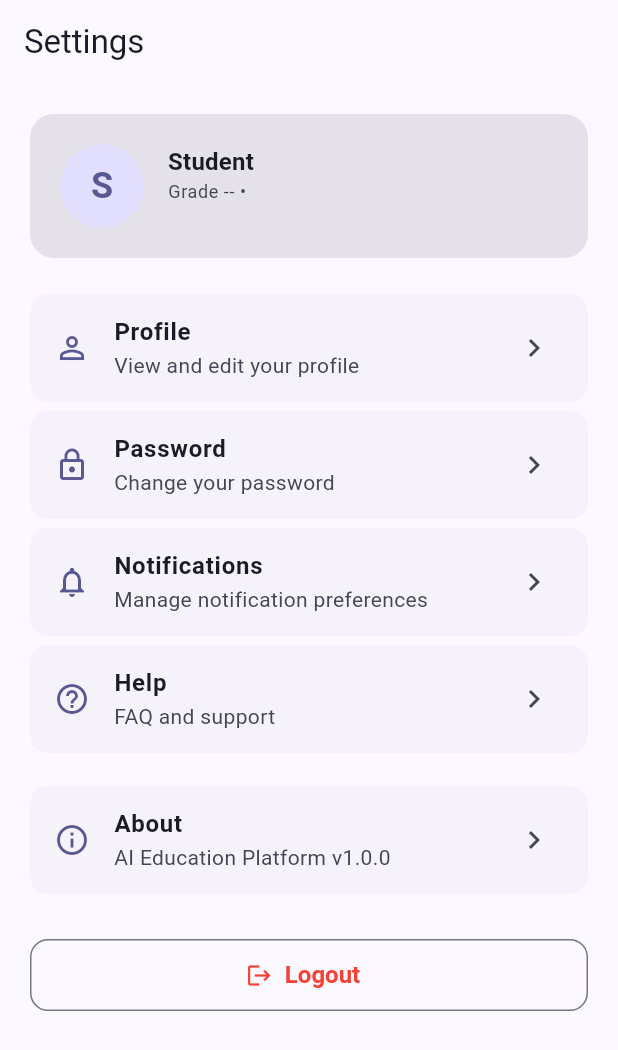
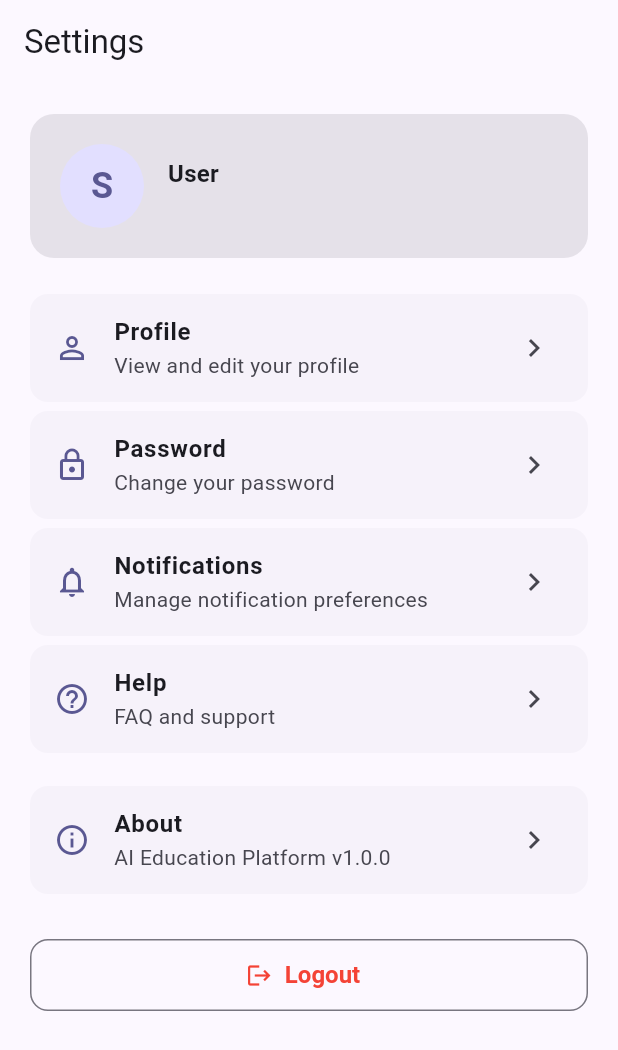
Before and after one commit to needforgedev/ai_education, a Flutter app: the SettingsScreen screen opened by its route, on a phone screen of 412 x 824 dp. Shown: the top 1050 px of the screen. Run offline on Flutter 3.47's test engine with Material 3 defaults, Android fonts, the phone set to English and light mode, and no system bars; our stand-ins replace flutter_riverpod, go_router, supabase_flutter; accounts and stored records are empty.

Commit message:
fixed : login bug

```diff
--- a/lib/screens/settings_screen.dart
+++ b/lib/screens/settings_screen.dart
@@ -1,14 +1,17 @@
 import 'package:flutter/material.dart';
-import '../mock/app_state.dart';
-import 'welcome_screen.dart';
+import 'package:flutter_riverpod/flutter_riverpod.dart';
+import 'package:go_router/go_router.dart';
+import '../features/auth/providers/auth_provider.dart';
+import '../app/router.dart';
 
-class SettingsScreen extends StatelessWidget {
+class SettingsScreen extends ConsumerWidget {
   const SettingsScreen({super.key});
 
   @override
-  Widget build(BuildContext context) {
+  Widget build(BuildContext context, WidgetRef ref) {
     final theme = Theme.of(context);
-    final state = AppState();
+    final authState = ref.watch(authProvider);
+    final profile = authState.studentProfile;
 
     return Scaffold(
       appBar: AppBar(title: const Text('Settings')),
@@ -28,7 +31,8 @@ class SettingsScreen extends StatelessWidget {
                   radius: 28,
                   backgroundColor: theme.colorScheme.primaryContainer,
                   child: Text(
-                    (state.studentName ?? 'S')[0].toUpperCase(),
+                    (profile?.fullName ?? authState.user?.email ?? 'S')[0]
+                        .toUpperCase(),
                     style: TextStyle(
                       fontSize: 24,
                       fontWeight: FontWeight.bold,
@@ -42,19 +46,20 @@ class SettingsScreen extends StatelessWidget {
                     crossAxisAlignment: CrossAxisAlignment.start,
                     children: [
                       Text(
-                        state.studentName ?? 'Student',
+                        profile?.fullName ?? authState.user?.email ?? 'User',
                         style: theme.textTheme.titleMedium?.copyWith(
                           fontWeight: FontWeight.bold,
                         ),
                       ),
+                      if (profile != null)
+                        Text(
+                          'Grade ${profile.grade}',
+                          style: theme.textTheme.bodySmall?.copyWith(
+                            color: theme.colorScheme.onSurfaceVariant,
+                          ),
+                        ),
                       Text(
-                        'Grade ${state.grade ?? "--"} • ${state.cohort?.name ?? ""}',
-                        style: theme.textTheme.bodySmall?.copyWith(
-                          color: theme.colorScheme.onSurfaceVariant,
-                        ),
-                      ),
-                      Text(
-                        state.school ?? '',
+                        authState.user?.email ?? '',
                         style: theme.textTheme.bodySmall?.copyWith(
                           color: theme.colorScheme.onSurfaceVariant,
                         ),
@@ -104,17 +109,14 @@ class SettingsScreen extends StatelessWidget {
             width: double.infinity,
             height: 48,
             child: OutlinedButton.icon(
-              onPressed: () {
-                state.reset();
-                Navigator.of(context).pushAndRemoveUntil(
-                  MaterialPageRoute(
-                      builder: (_) => const WelcomeScreen()),
-                  (_) => false,
-                );
+              onPressed: () async {
+                await ref.read(authProvider.notifier).signOut();
+                if (!context.mounted) return;
+                context.go(AppRoutes.welcome);
               },
               icon: const Icon(Icons.logout, color: Colors.red),
-              label: const Text('Logout',
-                  style: TextStyle(color: Colors.red)),
+              label:
+                  const Text('Logout', style: TextStyle(color: Colors.red)),
             ),
           ),
         ],
@@ -151,7 +153,8 @@ class _SettingsTile extends StatelessWidget {
       margin: const EdgeInsets.only(bottom: 6),
       child: ListTile(
         leading: Icon(icon, color: theme.colorScheme.primary),
-        title: Text(title, style: const TextStyle(fontWeight: FontWeight.w600)),
+        title:
+            Text(title, style: const TextStyle(fontWeight: FontWeight.w600)),
         subtitle: Text(subtitle),
         trailing: const Icon(Icons.chevron_right),
         onTap: onTap,
```
Also changed, not shown: lib/screens/moderator_dashboard_screen.dart (+11 -10 lines).
